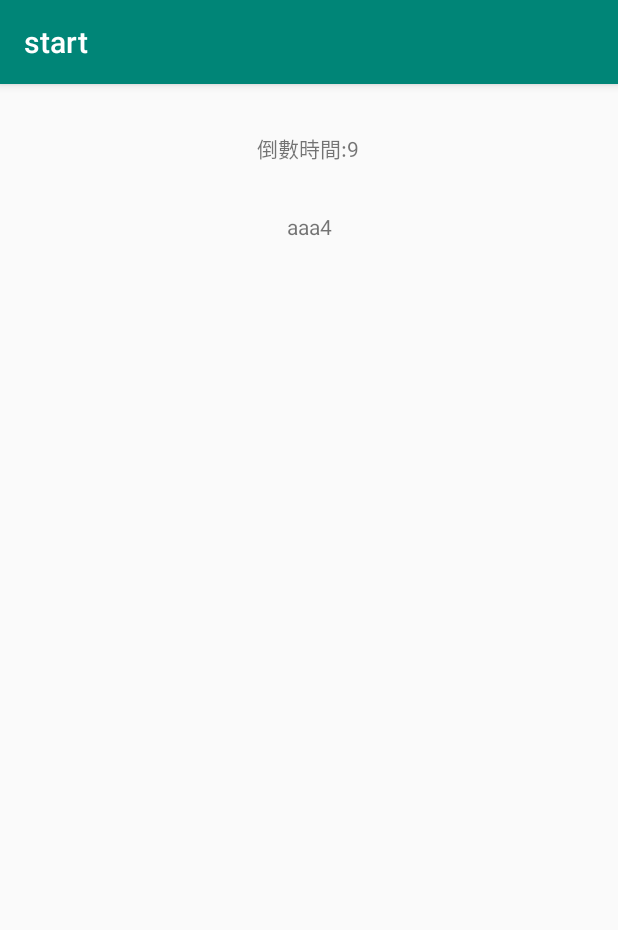
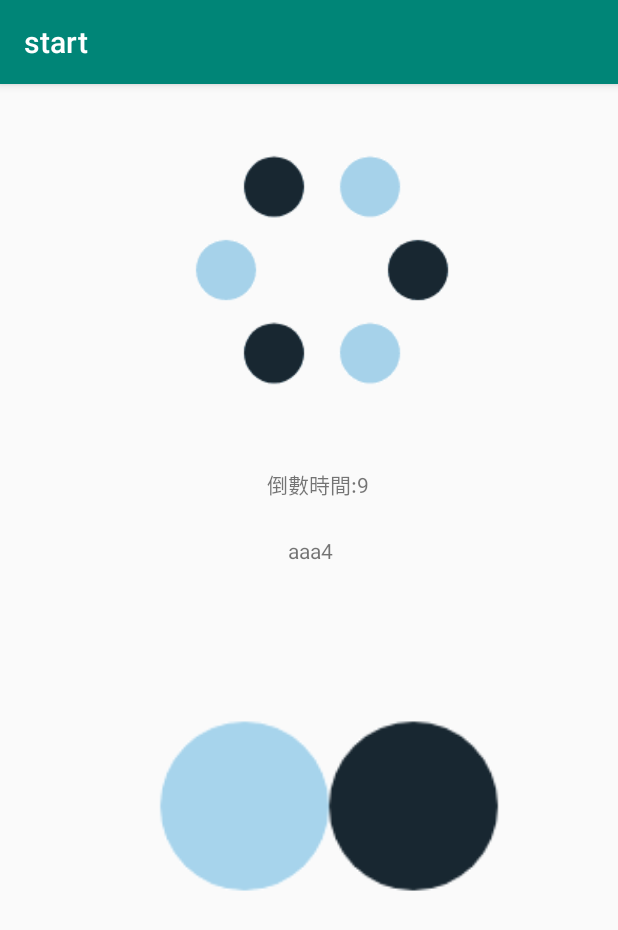
Before and after one commit to ailan12345/breathe, an Android app: the start screen opened directly, with no data from a screen before it, on a phone screen of 412 x 824 dp. Shown: the top 930 px of the screen. Run offline under Robolectric (Android 15) with nearby library versions, the phone set to English and light mode, and no system bars.

Commit message:
play gif

```diff
--- a/app/build.gradle
+++ b/app/build.gradle
@@ -26,4 +26,5 @@ dependencies {
     testImplementation 'junit:junit:4.12'
     androidTestImplementation 'com.android.support.test:runner:1.0.2'
     androidTestImplementation 'com.android.support.test.espresso:espresso-core:3.0.2'
+    compile 'pl.droidsonroids.gif:android-gif-drawable:1.2.3'
 }
--- a/app/src/main/java/com/example/breathe/start.java
+++ b/app/src/main/java/com/example/breathe/start.java
@@ -9,6 +9,8 @@ import android.support.design.widget.Snackbar;
 import android.support.v7.app.AppCompatActivity;
 import android.support.v7.widget.Toolbar;
 import android.view.View;
+import android.widget.ImageView;
+
 import android.widget.TextView;
 import android.content.Intent;
 
@@ -28,6 +30,8 @@ public class start extends AppCompatActivity {
 
         Intent intent = this.getIntent();
         int reciprocal = intent.getIntExtra("reciprocal", 10000);
+
+        ImageView gifImageView2 = (ImageView) findViewById(R.id.imageView);
 
         new CountDownTimer(reciprocal, 1000) {
             TextView mTextView = (TextView) findViewById(R.id.textView6);
--- a/app/src/main/res/layout/content_start.xml
+++ b/app/src/main/res/layout/content_start.xml
@@ -19,9 +19,9 @@
         android:layout_marginRight="8dp"
         android:text="剩餘時間"
         app:layout_constraintEnd_toEndOf="parent"
-        app:layout_constraintHorizontal_bias="0.498"
+        app:layout_constraintHorizontal_bias="0.519"
         app:layout_constraintStart_toStartOf="parent"
-        app:layout_constraintTop_toTopOf="parent" />
+        app:layout_constraintTop_toBottomOf="@+id/imageView" />
 
     <TextView
         android:id="@+id/textView7"
@@ -29,11 +29,42 @@
         android:layout_height="wrap_content"
         android:layout_marginStart="8dp"
         android:layout_marginLeft="8dp"
-        android:layout_marginTop="32dp"
+        android:layout_marginTop="24dp"
         android:layout_marginEnd="8dp"
         android:layout_marginRight="8dp"
         android:text="DEBUG"
         app:layout_constraintEnd_toEndOf="parent"
+        app:layout_constraintHorizontal_bias="0.502"
         app:layout_constraintStart_toStartOf="parent"
         app:layout_constraintTop_toBottomOf="@+id/textView6" />
+
+    <ImageView
+        android:id="@+id/imageView"
+        android:layout_width="wrap_content"
+        android:layout_height="wrap_content"
+        android:layout_marginStart="8dp"
+        android:layout_marginLeft="8dp"
+        android:layout_marginTop="24dp"
+        android:layout_marginEnd="8dp"
+        android:layout_marginRight="8dp"
+        app:layout_constraintEnd_toEndOf="parent"
+        app:layout_constraintHorizontal_bias="0.543"
+        app:layout_constraintStart_toStartOf="parent"
+        app:layout_constraintTop_toTopOf="parent"
+        app:srcCompat="@drawable/loding" />
+
+    <pl.droidsonroids.gif.GifImageView
+        android:layout_width="293dp"
+        android:layout_height="281dp"
+        android:layout_marginStart="8dp"
+        android:layout_marginLeft="8dp"
+        android:layout_marginTop="20dp"
+        android:layout_marginEnd="8dp"
+        android:layout_marginRight="8dp"
+        android:src="@drawable/loading"
+        app:layout_constraintEnd_toEndOf="parent"
+        app:layout_constraintHorizontal_bias="0.627"
+        app:layout_constraintStart_toStartOf="parent"
+        app:layout_constraintTop_toBottomOf="@+id/textView7" />
+
 </android.support.constraint.ConstraintLayout>
```
Also changed, not shown: app/src/main/res/drawable/loading.gif (added), app/src/main/res/drawable/loding.gif (added).
